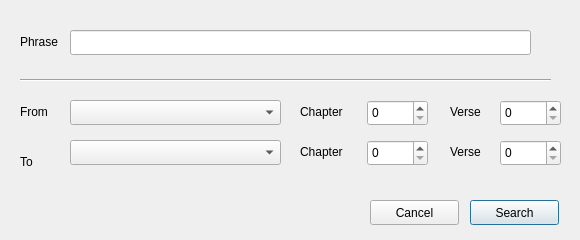
robertpharries/Bible, file searchdiag.ui: the form before one commit.
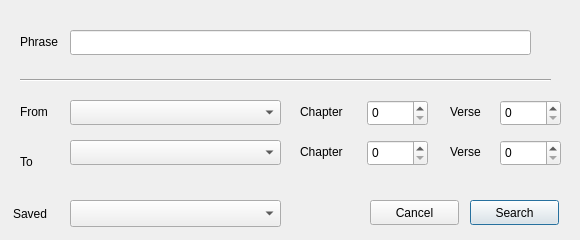
The form after the commit.

Commit message: Search added templates, along with other search gui changes and adjustments

```diff
--- a/searchdiag.ui
+++ b/searchdiag.ui
@@ -216,6 +216,29 @@
     <string>Cancel</string>
    </property>
   </widget>
+  <widget class="QComboBox" name="searchTempl">
+   <property name="geometry">
+    <rect>
+     <x>70</x>
+     <y>200</y>
+     <width>211</width>
+     <height>27</height>
+    </rect>
+   </property>
+  </widget>
+  <widget class="QLabel" name="label_8">
+   <property name="geometry">
+    <rect>
+     <x>13</x>
+     <y>205</y>
+     <width>67</width>
+     <height>17</height>
+    </rect>
+   </property>
+   <property name="text">
+    <string>Saved</string>
+   </property>
+  </widget>
  </widget>
  <resources/>
  <connections/>
```
The commit also changes 10 other files.
